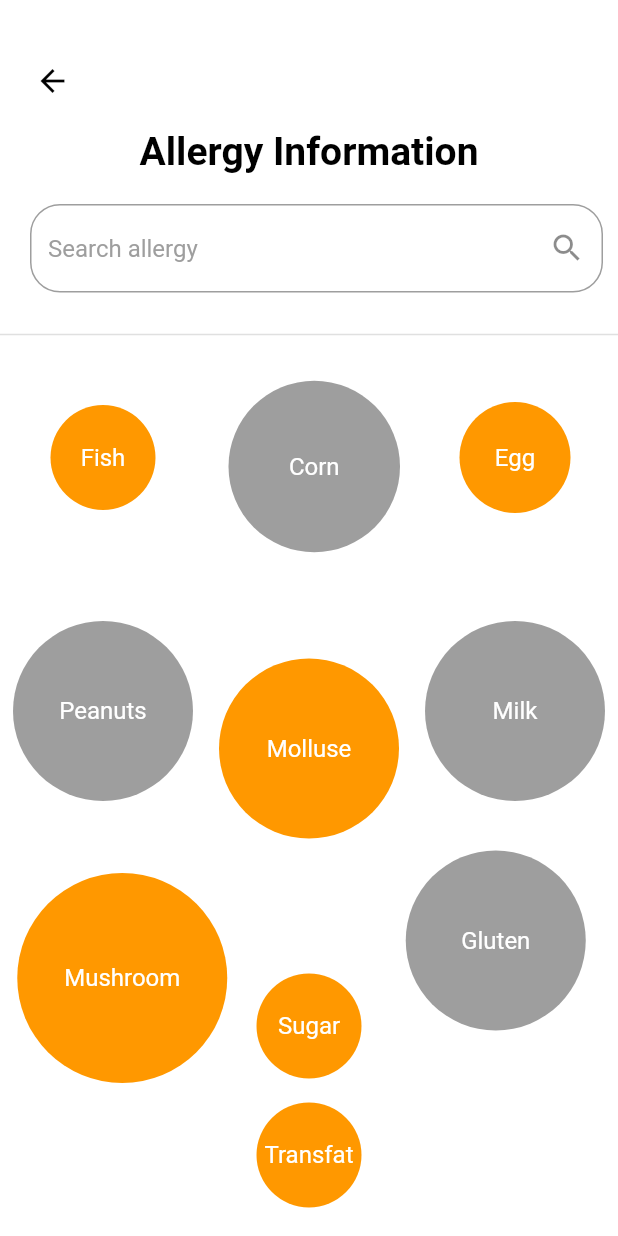
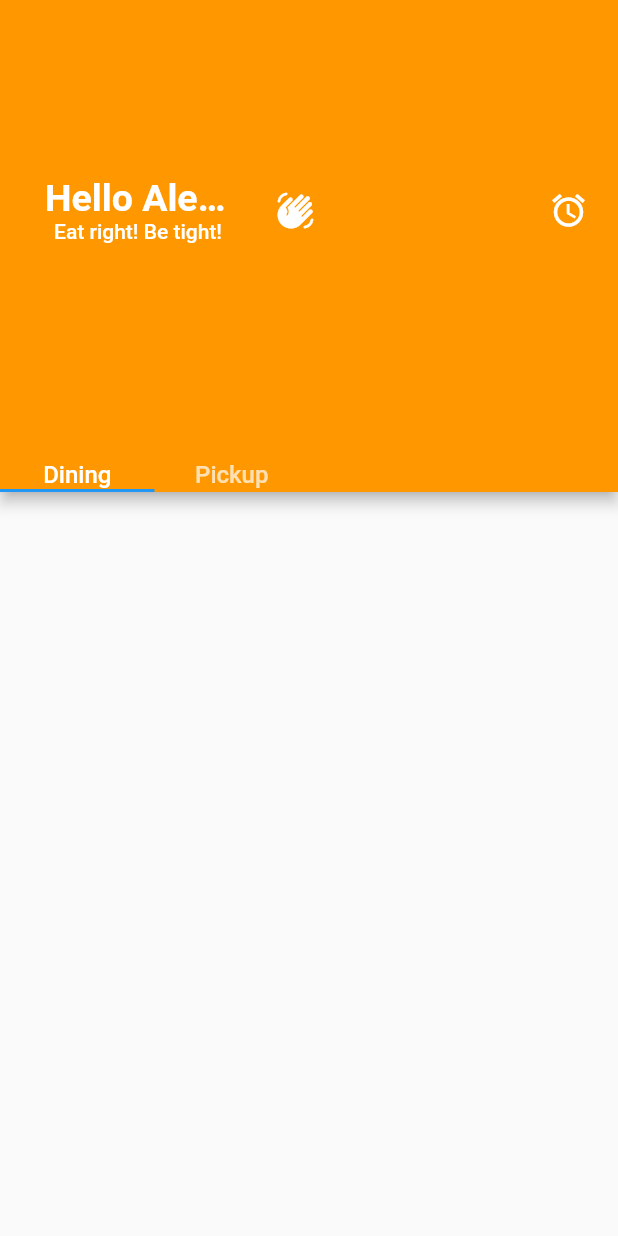
Before and after one commit to AnssGul/Dash_Board, a Flutter app: the screen it shows after launch, on a phone screen of 412 x 824 dp. Run offline on Flutter 3.47's test engine with Material 2 defaults, Android fonts, the phone set to English and light mode, and no system bars; our stand-ins replace flutter_signin_button, font_awesome_flutter, geolocator, google_maps_flutter, intl_phone_number_input, pinput.

Commit message:
Dish Board App

```diff
--- a/lib/main.dart
+++ b/lib/main.dart
@@ -2,12 +2,15 @@
 //import 'package:dash_board/model/pages/Loginpage.dart';
 //import 'package:dash_board/model/pages/SignUp.dart';
 import 'package:dash_board/model/pages/allergy_information.dart';
+import 'package:dash_board/model/pages/home.dart';
 import 'package:dash_board/model/pages/interested.dart';
 import 'package:dash_board/model/pages/user_currentlocation.dart';
 import 'package:flutter/material.dart';
 
+import 'model/pages/DashBoard.dart';
+
 void main() => runApp(
     const MaterialApp(
       debugShowCheckedModeBanner: false,
-      home: AllergyInformation(),
+      home: Home(),
     ));
--- a/lib/model/pages/allergy_information.dart
+++ b/lib/model/pages/allergy_information.dart
@@ -1,4 +1,5 @@
 import 'package:flutter/material.dart';
+
 
 class AllergyInformation extends StatefulWidget {
   const AllergyInformation({Key? key}) : super(key: key);
--- a/lib/model/pages/home.dart
+++ b/lib/model/pages/home.dart
@@ -0,0 +1,81 @@
+import 'package:flutter/material.dart';
+import 'package:font_awesome_flutter/font_awesome_flutter.dart';
+class Home extends StatefulWidget {
+      const Home({Key? key}) : super(key: key);
+
+      @override
+      State<Home> createState() => _HomeState();
+    }
+
+    class _HomeState extends State<Home> {
+      @override
+      Widget build(BuildContext context) => DefaultTabController(
+          length: 4,
+        child:Scaffold(
+          appBar:AppBar(
+            title: Column(
+              children:<Widget> [
+              Text("Hello Alexa ",
+              style: TextStyle(
+              fontWeight: FontWeight.bold,
+              fontSize: 25
+              ),),
+                Text(
+                  "Eat right! Be tight!",
+                  style: TextStyle(color: Colors.white, fontSize: 14.0),
+                )
+              ],
+            ),
+            //title: Text("Hello Alexa ",
+            //style: TextStyle(
+              //fontWeight: FontWeight.bold,
+              //fontSize: 25
+            //),),
+            //subtitle: Text("software engineer"),
+            titleSpacing: 30,
+
+            toolbarHeight: 280,
+            backgroundColor: Colors.orange,
+
+            bottom: TabBar(
+              tabs: <Widget>[
+                Text("Dining",style: TextStyle(fontSize: 16),),
+                Text("Pickup",
+                style: TextStyle(
+                  fontSize: 16
+                ),),
+                Text(""),
+                Text(""),
+
+
+
+              ],
+            ),
+            actions: [
+
+          Padding(
+          padding: EdgeInsets.only(right: 156.0),
+            child: GestureDetector(
+              onTap: () {},
+              child: Icon(
+                Icons.waving_hand_rounded,
+                size: 26.0,
+              ),
+            )
+        ),
+              Padding(
+                  padding: EdgeInsets.only(right: 20.0),
+                  child: GestureDetector(
+                    onTap: () {},
+                    child: Icon(
+                      Icons.alarm,
+                      size: 26.0,
+                    ),
+                  )
+              ),
+            ],
+          ),
+
+
+        ));
+      }
```
